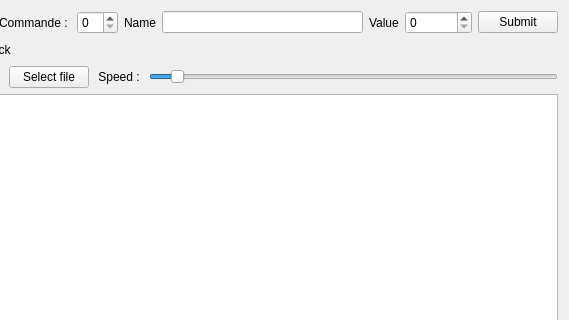
Qt form src/gui/mainwindow.ui (ElieCo/MicroTransat) before a commit; both pictures show x 89 to 658 and y 0 to 320 of the 658 by 584 pixel window.
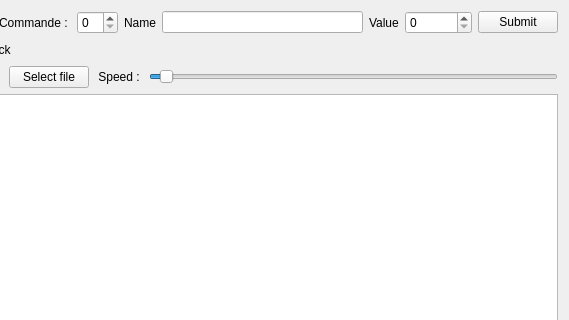
The same form after that commit.

The edit to the form file:
```diff
--- a/src/gui/mainwindow.ui
+++ b/src/gui/mainwindow.ui
@@ -136,7 +136,7 @@
            <number>1</number>
           </property>
           <property name="maximum">
-           <number>20</number>
+           <number>40</number>
           </property>
           <property name="pageStep">
            <number>1</number>
```
Left out of the diff: 18 changed lines with no effect on the pictures.
